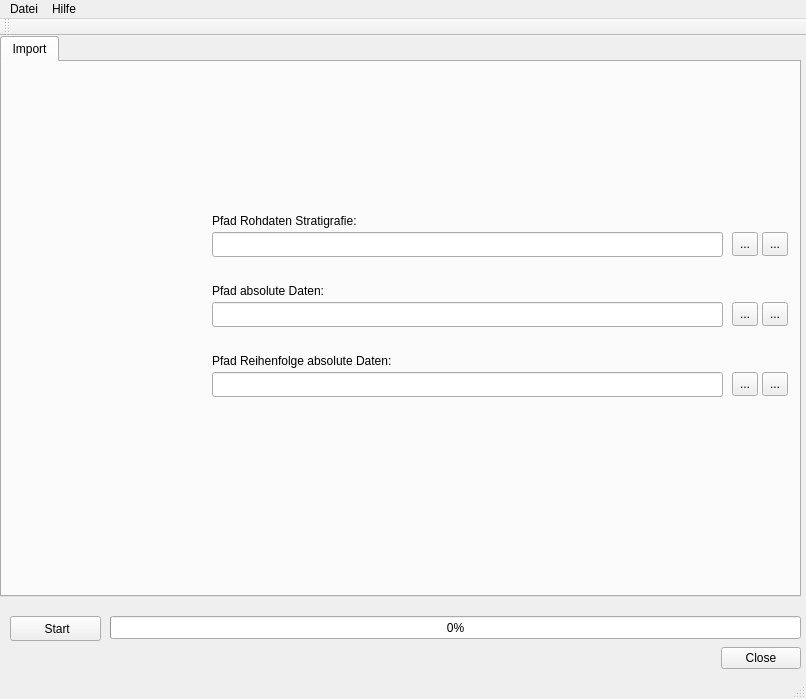
Above: gui_strati.ui from TimoBremer/PyStrat before the change. Below: the same form after it.
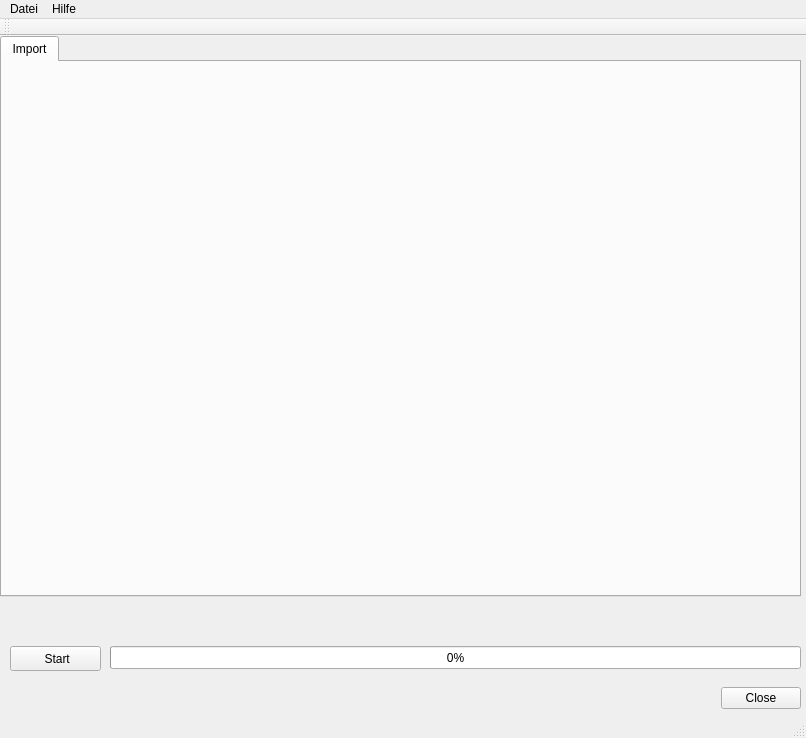
That is the form after the change. Icons and pictures are not drawn.

Commit message: Input-Tab deleted

```diff
--- a/gui_strati.ui
+++ b/gui_strati.ui
@@ -7,7 +7,7 @@
     <x>0</x>
     <y>0</y>
     <width>806</width>
-    <height>699</height>
+    <height>738</height>
    </rect>
   </property>
   <property name="windowTitle">
@@ -39,221 +39,13 @@
      <attribute name="title">
       <string>Import</string>
      </attribute>
-     <widget class="QToolButton" name="ausw_dateipfad_abs_daten">
-      <property name="geometry">
-       <rect>
-        <x>730</x>
-        <y>240</y>
-        <width>26</width>
-        <height>24</height>
-       </rect>
-      </property>
-      <property name="toolTip">
-       <string>&lt;html&gt;&lt;head/&gt;&lt;body&gt;&lt;p&gt;Select list-file with absolute data&lt;/p&gt;&lt;/body&gt;&lt;/html&gt;</string>
-      </property>
-      <property name="inputMethodHints">
-       <set>Qt::ImhNone</set>
-      </property>
-      <property name="text">
-       <string>...</string>
-      </property>
-      <property name="icon">
-       <iconset theme="document-open">
-        <normaloff>../../.designer/backup</normaloff>../../.designer/backup</iconset>
-      </property>
-     </widget>
-     <widget class="QToolButton" name="tab_pfad_abs_dat_last">
-      <property name="geometry">
-       <rect>
-        <x>760</x>
-        <y>240</y>
-        <width>26</width>
-        <height>24</height>
-       </rect>
-      </property>
-      <property name="toolTip">
-       <string>Select file of previous session</string>
-      </property>
-      <property name="text">
-       <string>...</string>
-      </property>
-      <property name="icon">
-       <iconset theme="document-revert">
-        <normaloff>../../.designer/backup</normaloff>../../.designer/backup</iconset>
-      </property>
-     </widget>
-     <widget class="QToolButton" name="tab_pfad_rohdat_last">
-      <property name="geometry">
-       <rect>
-        <x>760</x>
-        <y>170</y>
-        <width>26</width>
-        <height>24</height>
-       </rect>
-      </property>
-      <property name="toolTip">
-       <string>&lt;html&gt;&lt;head/&gt;&lt;body&gt;&lt;p&gt;Select file of previous session&lt;/p&gt;&lt;/body&gt;&lt;/html&gt;</string>
-      </property>
-      <property name="text">
-       <string>...</string>
-      </property>
-      <property name="icon">
-       <iconset theme="document-revert">
-        <normaloff>../../.designer/backup</normaloff>../../.designer/backup</iconset>
-      </property>
-     </widget>
-     <widget class="QLineEdit" name="dateipfad_abs_daten">
-      <property name="geometry">
-       <rect>
-        <x>210</x>
-        <y>240</y>
-        <width>511</width>
-        <height>25</height>
-       </rect>
-      </property>
-     </widget>
-     <widget class="QLabel" name="label">
-      <property name="geometry">
-       <rect>
-        <x>210</x>
-        <y>150</y>
-        <width>221</width>
-        <height>17</height>
-       </rect>
-      </property>
-      <property name="text">
-       <string>Pfad Rohdaten Stratigrafie:</string>
-      </property>
-     </widget>
-     <widget class="QToolButton" name="ausw_dateipfad_rohdaten">
-      <property name="geometry">
-       <rect>
-        <x>730</x>
-        <y>170</y>
-        <width>26</width>
-        <height>24</height>
-       </rect>
-      </property>
-      <property name="toolTip">
-       <string>&lt;html&gt;&lt;head/&gt;&lt;body&gt;&lt;p&gt;Select list-file with stratigraphical data&lt;/p&gt;&lt;/body&gt;&lt;/html&gt;</string>
-      </property>
-      <property name="text">
-       <string>...</string>
-      </property>
-      <property name="icon">
-       <iconset theme="document-open">
-        <normaloff>../../.designer/backup</normaloff>../../.designer/backup</iconset>
-      </property>
-     </widget>
-     <widget class="QToolButton" name="ausw_dateipfad_reihenf_abs_daten">
-      <property name="geometry">
-       <rect>
-        <x>730</x>
-        <y>310</y>
-        <width>26</width>
-        <height>24</height>
-       </rect>
-      </property>
-      <property name="toolTip">
-       <string>&lt;html&gt;&lt;head/&gt;&lt;body&gt;&lt;p&gt;Select list-file with order of absolute data&lt;/p&gt;&lt;/body&gt;&lt;/html&gt;</string>
-      </property>
-      <property name="text">
-       <string>...</string>
-      </property>
-      <property name="icon">
-       <iconset theme="document-open">
-        <normaloff>../../.designer/backup</normaloff>../../.designer/backup</iconset>
-      </property>
-     </widget>
-     <widget class="QLabel" name="anzeige_arbeitsschritt">
-      <property name="geometry">
-       <rect>
-        <x>10</x>
-        <y>470</y>
-        <width>631</width>
-        <height>20</height>
-       </rect>
-      </property>
-      <property name="text">
-       <string/>
-      </property>
-     </widget>
-     <widget class="QLineEdit" name="dateipfad_reihenf_abs_daten">
-      <property name="geometry">
-       <rect>
-        <x>210</x>
-        <y>310</y>
-        <width>511</width>
-        <height>25</height>
-       </rect>
-      </property>
-      <property name="autoFillBackground">
-       <bool>false</bool>
-      </property>
-     </widget>
-     <widget class="QLabel" name="label_2">
-      <property name="geometry">
-       <rect>
-        <x>210</x>
-        <y>220</y>
-        <width>171</width>
-        <height>17</height>
-       </rect>
-      </property>
-      <property name="text">
-       <string>Pfad absolute Daten:</string>
-      </property>
-     </widget>
-     <widget class="QToolButton" name="tab_pfad_reihenf_last">
-      <property name="geometry">
-       <rect>
-        <x>760</x>
-        <y>310</y>
-        <width>26</width>
-        <height>24</height>
-       </rect>
-      </property>
-      <property name="toolTip">
-       <string>Select file of previous session</string>
-      </property>
-      <property name="text">
-       <string>...</string>
-      </property>
-      <property name="icon">
-       <iconset theme="document-revert">
-        <normaloff>../../.designer/backup</normaloff>../../.designer/backup</iconset>
-      </property>
-     </widget>
-     <widget class="QLabel" name="label_3">
-      <property name="geometry">
-       <rect>
-        <x>210</x>
-        <y>290</y>
-        <width>271</width>
-        <height>17</height>
-       </rect>
-      </property>
-      <property name="text">
-       <string>Pfad Reihenfolge absolute Daten:</string>
-      </property>
-     </widget>
-     <widget class="QLineEdit" name="dateipfad_rohdaten">
-      <property name="geometry">
-       <rect>
-        <x>210</x>
-        <y>170</y>
-        <width>511</width>
-        <height>25</height>
-       </rect>
-      </property>
-     </widget>
     </widget>
    </widget>
    <widget class="QDialogButtonBox" name="abbrechen_ok">
     <property name="geometry">
      <rect>
       <x>700</x>
-      <y>610</y>
+      <y>650</y>
       <width>101</width>
       <height>25</height>
      </rect>
@@ -272,7 +64,7 @@
     <property name="geometry">
      <rect>
       <x>110</x>
-      <y>580</y>
+      <y>610</y>
       <width>691</width>
       <height>23</height>
      </rect>
@@ -285,7 +77,7 @@
     <property name="geometry">
      <rect>
       <x>10</x>
-      <y>580</y>
+      <y>610</y>
       <width>91</width>
       <height>25</height>
      </rect>
@@ -304,6 +96,19 @@
       <normaloff>.</normaloff>.</iconset>
     </property>
    </widget>
+   <widget class="QLabel" name="anzeige_arbeitsschritt">
+    <property name="geometry">
+     <rect>
+      <x>110</x>
+      <y>580</y>
+      <width>691</width>
+      <height>20</height>
+     </rect>
+    </property>
+    <property name="text">
+     <string/>
+    </property>
+   </widget>
   </widget>
   <widget class="QStatusBar" name="statusbar"/>
   <widget class="QToolBar" name="toolBar">
```
The commit also changes 3 other files.
